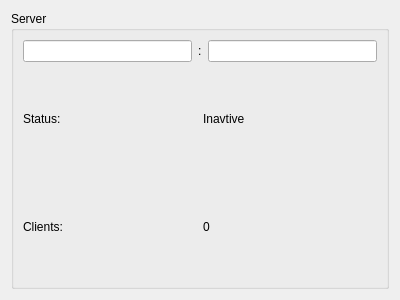
The window that DataVisualization/GUI/ServerStatus.ui (highflyers/highflyers-data-visualization) describes before a commit, drawn with Qt 5.
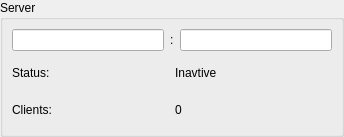
The same window after the commit.

Patch:
```diff
--- a/DataVisualization/GUI/ServerStatus.ui
+++ b/DataVisualization/GUI/ServerStatus.ui
@@ -6,14 +6,32 @@
    <rect>
     <x>0</x>
     <y>0</y>
-    <width>400</width>
-    <height>300</height>
+    <width>344</width>
+    <height>137</height>
    </rect>
   </property>
+  <property name="sizePolicy">
+   <sizepolicy hsizetype="Minimum" vsizetype="Minimum">
+    <horstretch>0</horstretch>
+    <verstretch>0</verstretch>
+   </sizepolicy>
+  </property>
   <property name="windowTitle">
    <string>Form</string>
   </property>
   <layout class="QVBoxLayout" name="verticalLayout_2">
+   <property name="leftMargin">
+    <number>0</number>
+   </property>
+   <property name="topMargin">
+    <number>0</number>
+   </property>
+   <property name="rightMargin">
+    <number>0</number>
+   </property>
+   <property name="bottomMargin">
+    <number>0</number>
+   </property>
    <item>
     <widget class="QGroupBox" name="groupBox">
      <property name="title">
```
